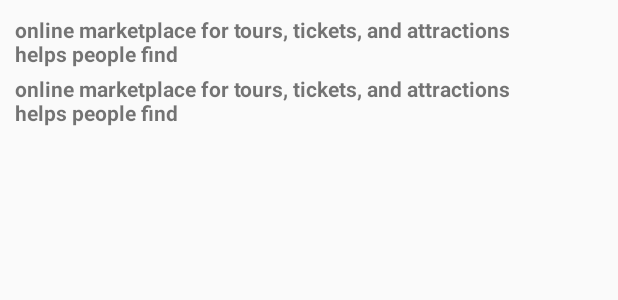
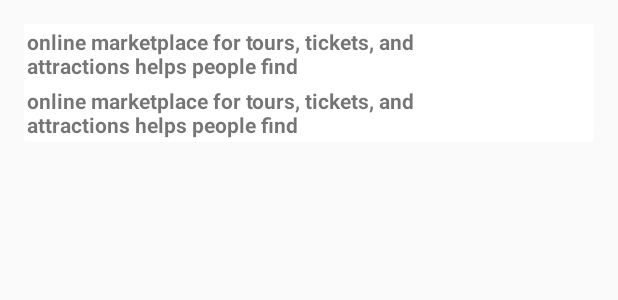
Before and after one commit to JhoanderJ/GaleryPhoto, an Android app: the layout item_articulo_list.xml on its own in the app's theme, with its tools: preview values and no code run, on a phone screen of 412 x 824 dp. Shown: the top 300 px of the screen. Run offline under Robolectric (Android 15) with nearby library versions, the phone set to English and light mode, and no system bars; network calls fail.

Commit message:
cardView to item of list

```diff
--- a/app/build.gradle
+++ b/app/build.gradle
@@ -53,6 +53,7 @@ dependencies {
     implementation 'androidx.recyclerview:recyclerview:1.1.0'
     implementation 'com.android.support:support-annotations:28.0.0'
     implementation 'com.android.support:multidex:1.0.3'
+    implementation "androidx.cardview:cardview:1.0.0"
 
     implementation 'org.jetbrains.kotlin:kotlin-stdlib-jdk7:1.4.10'
     implementation 'androidx.swiperefreshlayout:swiperefreshlayout:1.1.0'
--- a/app/src/main/java/com/jhoander/galeryphoto/presentation/fragment/ArticleListFragment.kt
+++ b/app/src/main/java/com/jhoander/galeryphoto/presentation/fragment/ArticleListFragment.kt
@@ -44,7 +44,6 @@ class ArticleListFragment : Fragment() {
 
     override fun onViewCreated(view: View, savedInstanceState: Bundle?) {
         super.onViewCreated(view, savedInstanceState)
-        articleRv.addItemDecoration(DividerItemDecoration(activity, LinearLayoutManager.VERTICAL))
         viewModel.getArticleList()
     }
 
--- a/app/src/main/res/layout/item_articulo_list.xml
+++ b/app/src/main/res/layout/item_articulo_list.xml
@@ -6,6 +6,24 @@
     android:layout_height="wrap_content"
     android:layout_margin="8dp"
     android:orientation="vertical">
+
+    <androidx.cardview.widget.CardView
+        android:id="@+id/cardView"
+        style="@style/AppTheme"
+        android:layout_width="match_parent"
+        android:layout_height="wrap_content"
+        android:layout_marginStart="8dp"
+        android:layout_marginTop="8dp"
+        android:layout_marginEnd="8dp"
+        app:cardElevation="1dp"
+        app:layout_constraintEnd_toEndOf="parent"
+        app:layout_constraintStart_toStartOf="parent"
+        app:layout_constraintTop_toTopOf="parent">
+
+        <androidx.constraintlayout.widget.ConstraintLayout
+            android:layout_width="match_parent"
+            android:layout_height="wrap_content">
+
 
             <TextView
                 android:id="@+id/title"
@@ -43,3 +61,9 @@
 
 
         </androidx.constraintlayout.widget.ConstraintLayout>
+
+
+    </androidx.cardview.widget.CardView>
+
+
+</androidx.constraintlayout.widget.ConstraintLayout>
```
Lines whose indentation alone changed are shown as unchanged.
